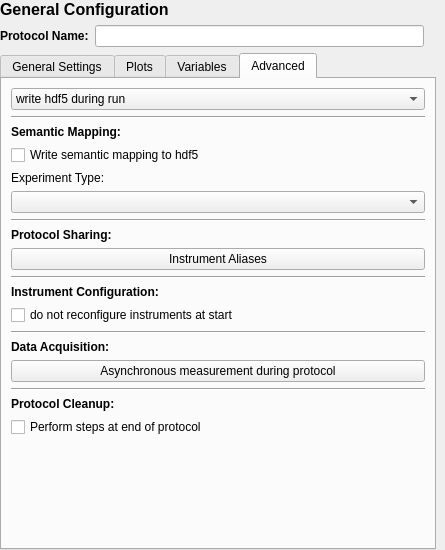
Above: nomad_camels/gui/general_protocol_settings.ui from FAU-LAP/NOMAD-CAMELS before the change. Below: the same form after it.
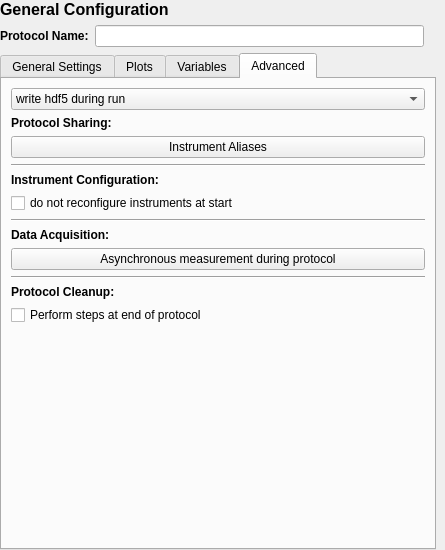
That is the form after the change. The open tabs and pages were chosen to show the change. Custom widgets are drawn as their Qt base class.

Commit message:
Take the semantic integration (#185) out of development for the next release
Reverts merge 792698f9, which brought #185 into development. To bring #185 back, revert this commit; merging the 185 branch again would only add its newer commits.

```diff
--- a/nomad_camels/gui/general_protocol_settings.ui
+++ b/nomad_camels/gui/general_protocol_settings.ui
@@ -283,56 +283,6 @@
          </item>
         </widget>
        </item>
-       <item>
-        <widget class="Line" name="line_h5_semantic_mapping">
-         <property name="orientation">
-          <enum>Qt::Orientation::Horizontal</enum>
-         </property>
-        </widget>
-       </item>
-       <item>
-        <widget class="QLabel" name="label_semantic_mapping">
-         <property name="font">
-          <font>
-           <bold>true</bold>
-          </font>
-         </property>
-         <property name="text">
-          <string>Semantic Mapping:</string>
-         </property>
-        </widget>
-       </item>
-       <item>
-        <widget class="QCheckBox" name="checkBox_semantic_mapping">
-         <property name="toolTip">
-          <string>Enable optional ontology-based semantic annotations for this protocol.</string>
-         </property>
-         <property name="text">
-          <string>Write semantic mapping to hdf5</string>
-         </property>
-        </widget>
-       </item>
-       <item>
-        <widget class="QLabel" name="label_experiment_selector">
-         <property name="text">
-          <string>Experiment Type:</string>
-         </property>
-        </widget>
-       </item>
-       <item>
-        <widget class="QComboBox" name="combo_exp_select">
-         <property name="toolTip">
-          <string>Select an experiment that you want to perform in this protocol.</string>
-         </property>
-        </widget>
-       </item>
-       <item>
-        <widget class="Line" name="line_semantic_mapping_protocol_sharing">
-         <property name="orientation">
-          <enum>Qt::Orientation::Horizontal</enum>
-         </property>
-        </widget>
-       </item>
        <item>
         <widget class="QLabel" name="label_6">
          <property name="font">
```
Left out of the diff: 3 changed lines with no effect on the pictures. The commit also changes 43 other files.
